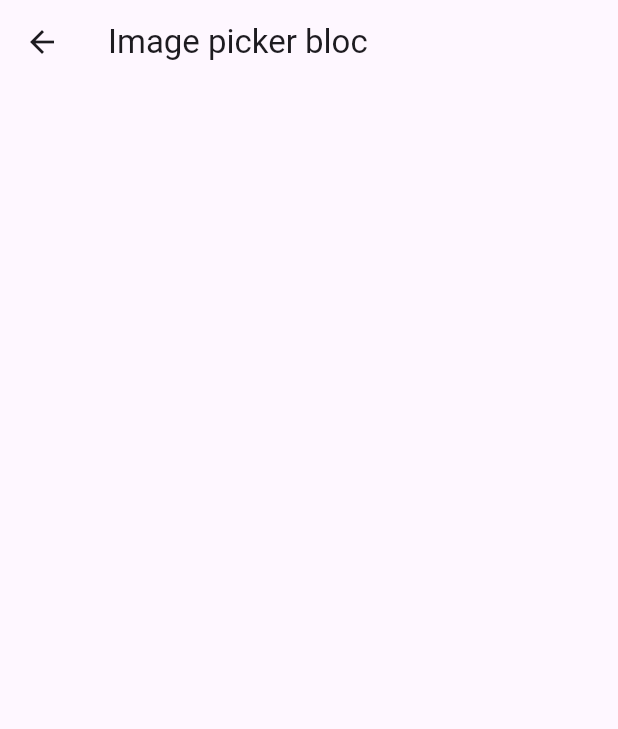
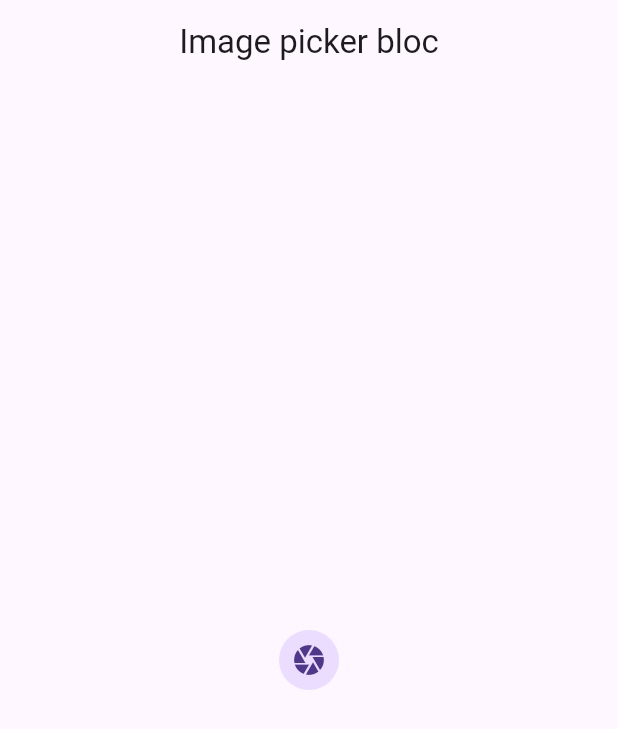
Before and after one commit to zaidahmedkhan/bloc_statemanagement, a Flutter app: the ImagePickerScreen screen opened directly, on a phone screen of 412 x 824 dp. Shown: the top 729 px of the screen. Run offline on Flutter 3.47's test engine with Material 3 defaults, Android fonts, the phone set to English and light mode, and no system bars; our stand-ins replace bloc, equatable, flutter_bloc, image_picker.

Commit message:
multi bloc provider and image picker with bloc

```diff
--- a/lib/ui/image_picker/image_picker_screen.dart
+++ b/lib/ui/image_picker/image_picker_screen.dart
@@ -1,5 +1,11 @@
+import 'dart:io';
+
+import 'package:bloc_demo/bloc/image_picker/image_picker_bloc.dart';
+import 'package:bloc_demo/bloc/image_picker/image_picker_event.dart';
+import 'package:bloc_demo/bloc/image_picker/image_picker_state.dart';
 import 'package:flutter/material.dart';
 import 'package:flutter/widgets.dart';
+import 'package:flutter_bloc/flutter_bloc.dart';
 
 class ImagePickerScreen extends StatefulWidget {
   const ImagePickerScreen({super.key});
@@ -13,7 +19,23 @@
   Widget build(BuildContext context) {
     return Scaffold(
       appBar: AppBar(
-        title: Text("Image picker bloc"),
+        centerTitle: true,
+        title: Text("Image picker bloc")),
+      body: Center(
+        child: BlocBuilder<ImagePickerBloc, ImagePickerState>(
+          builder: (context, state) {
+            if (state.file == null) {
+              return InkWell(
+                onTap: () {
+                  context.read<ImagePickerBloc>().add(CameraCapture());
+                },
+                child: CircleAvatar(child: Icon(Icons.camera)),
+              );
+            } else {
+              return Image.file(File(state.file!.path.toString()));
+            }
+          },
+        ),
       ),
     );
   }
```
Also changed, not shown: lib/main.dart (+35 -15 lines).
